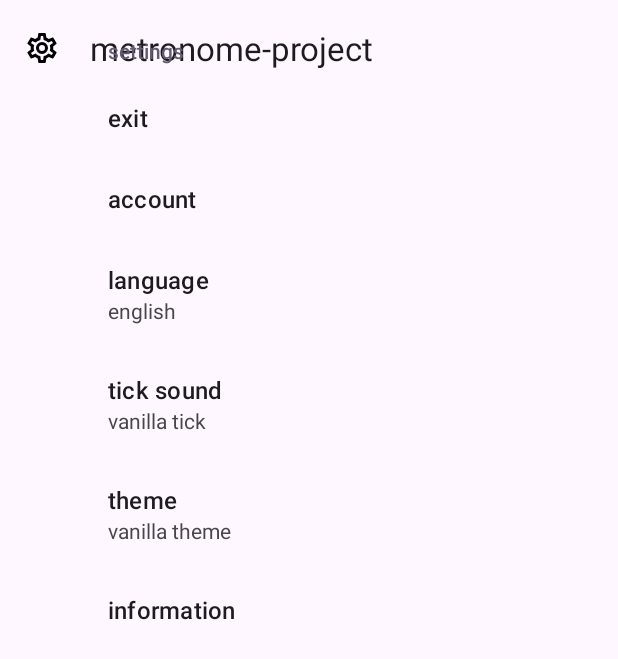
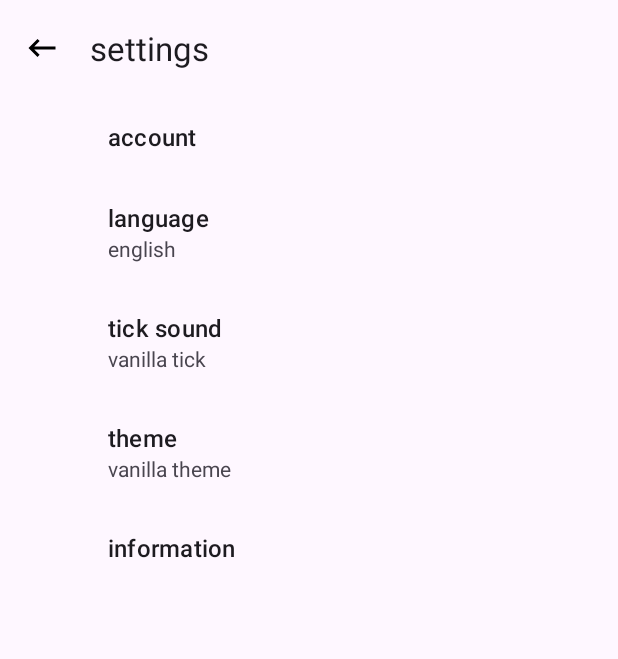
Before and after one commit to shuevalov/metronome-project, an Android app: the SettingsFragment screen opened through its navigation route, on a phone screen of 412 x 824 dp. Shown: the top 659 px of the screen. Run offline under Robolectric (Android 15) with nearby library versions, the phone set to English and light mode, and no system bars; our stand-ins replace androidx.preference, navigation-ui.

Commit message:
toolbar is fixed main metronome ui is updated bpm is saved in prefs now bpm buttons are broken now + some dumb necessary-for-coursework experiments

```diff
--- /dev/null
+++ b/app/src/main/java/ru/shuevalov/metronome_project/BpmViewModel.kt
@@ -0,0 +1,11 @@
+package ru.shuevalov.metronome_project
+
+import androidx.lifecycle.MutableLiveData
+import androidx.lifecycle.ViewModel
+
+// я хуй знает как сюда присобачить хоть какой то арх паттерн ну
+class BpmViewModel : ViewModel() {
+    val currentBpm: MutableLiveData<Long> by lazy {
+        MutableLiveData<Long>()
+    }
+}
--- a/app/src/main/java/ru/shuevalov/metronome_project/MainActivity.kt
+++ b/app/src/main/java/ru/shuevalov/metronome_project/MainActivity.kt
@@ -2,11 +2,17 @@ package ru.shuevalov.metronome_project
 
 import android.os.Bundle
 import android.util.Log
+import android.view.View
 import androidx.appcompat.app.AppCompatActivity
 import androidx.appcompat.widget.Toolbar
+import androidx.fragment.app.Fragment
 import androidx.navigation.NavController
 import androidx.navigation.findNavController
 import androidx.navigation.fragment.NavHostFragment
+import androidx.navigation.ui.AppBarConfiguration
+import androidx.navigation.ui.NavigationUI
+import androidx.navigation.ui.setupActionBarWithNavController
+import androidx.navigation.ui.setupWithNavController
 import ru.shuevalov.metronome_project.databinding.ActivityMainBinding
 import ru.shuevalov.metronome_project.fragments.MainMetronomeFragment
 import ru.shuevalov.metronome_project.fragments.SettingsFragment
@@ -19,19 +25,25 @@ class MainActivity : AppCompatActivity() {
         super.onCreate(savedInstanceState)
         binding = ActivityMainBinding.inflate(layoutInflater)
         setContentView(binding.root)
-        setSupportActionBar(binding.toolbar)
 
         val navHostFragment = supportFragmentManager.findFragmentById(R.id.main_frag_container) as NavHostFragment
         val navController = navHostFragment.navController
 
+//        supportFragmentManager.beginTransaction().add(R.id.main_frag_container, MainMetronomeFragment()).commit()
 
-        binding.toolbar.setNavigationOnClickListener {
-            navController.navigate(R.id.action_mainMetronomeFragment_to_settingsFragment)
-        }
+//        val appBarConfiguration = AppBarConfiguration(navController.graph)
+//
+//        binding.toolbar.setupWithNavController(navController, appBarConfiguration)
+
+//        setSupportActionBar(binding.toolbar)
+
+
+
+//        binding.toolbar.setNavigationOnClickListener {
+//            navController.navigate(R.id.action_mainMetronomeFragment_to_settingsFragment)
+//        }
 
 //        val navGraph = navController.navInflater.inflate(R.navigation.main_nav_graph)
 
-
-
     }
 }
--- a/app/src/main/java/ru/shuevalov/metronome_project/fragments/MainMetronomeFragment.kt
+++ b/app/src/main/java/ru/shuevalov/metronome_project/fragments/MainMetronomeFragment.kt
@@ -1,16 +1,27 @@
 package ru.shuevalov.metronome_project.fragments
 
+import android.content.Context.MODE_PRIVATE
+import android.content.SharedPreferences
 import android.os.Bundle
 import android.util.Log
 import android.view.LayoutInflater
 import android.view.View
 import android.view.ViewGroup
+import androidx.appcompat.app.AppCompatActivity
+import androidx.appcompat.widget.Toolbar
 import androidx.fragment.app.Fragment
+import androidx.fragment.app.viewModels
+import androidx.lifecycle.Observer
 import androidx.lifecycle.lifecycleScope
+import androidx.navigation.Navigation
+import androidx.navigation.fragment.NavHostFragment
+import androidx.navigation.fragment.findNavController
+import com.google.android.material.appbar.MaterialToolbar
 import kotlinx.coroutines.Job
 import kotlinx.coroutines.cancelAndJoin
 import kotlinx.coroutines.delay
 import kotlinx.coroutines.launch
+import ru.shuevalov.metronome_project.BpmViewModel
 import ru.shuevalov.metronome_project.R
 import ru.shuevalov.metronome_project.databinding.MainMetronomeFragmentBinding
 import ru.shuevalov.metronome_project.models.Tick
@@ -19,20 +30,19 @@ class MainMetronomeFragment : Fragment(R.layout.main_metronome_fragment) {
 
     private lateinit var binding: MainMetronomeFragmentBinding
     private lateinit var tick: Tick
-
-    private val MY_TAG: String = "MainMetronomeFragment"
-    private var bpm: Long = 0L
-    // bpm into millis
-    private var delayBpm: Long = 0L
+    private lateinit var bpmObserver: Observer<Long>
+    private val bpmVM: BpmViewModel by viewModels()
     private var job: Job? = null
+    private lateinit var prefs: SharedPreferences
 
     override fun onCreateView(
         inflater: LayoutInflater,
         container: ViewGroup?,
         savedInstanceState: Bundle?
     ): View {
-
         binding = MainMetronomeFragmentBinding.inflate(inflater, container, false)
+        prefs = requireActivity().getSharedPreferences("file", MODE_PRIVATE)
+        bpmVM.currentBpm.value = prefs.getLong("bpm", 30)
         tick = Tick(context, R.raw.vanilla_tick)
 
         var isTicking: Boolean = false
@@ -42,9 +52,9 @@ class MainMetronomeFragment : Fragment(R.layout.main_metronome_fragment) {
                 job = lifecycleScope.launch {
                     isTicking = true
                     while (true) {
-                        Log.d(MY_TAG, "TICK")
+                        //Log.d(MY_TAG, "TICK")
                         tick.play()
-                        delay(delayBpm)
+                        delay(60000 / bpmVM.currentBpm.value!!)
                     }
                 }
             } else {
@@ -56,39 +66,57 @@ class MainMetronomeFragment : Fragment(R.layout.main_metronome_fragment) {
         }
 
         binding.bpmPicker.apply {
-            minValue = 1
+            minValue = 30
             maxValue = 300
+            wrapSelectorWheel = false
+
+            bpmObserver = Observer { newBpm ->
+                if (newBpm.toInt() != value) value = newBpm.toInt()
+            }
+            bpmVM.currentBpm.observeForever(bpmObserver)
+
             setOnValueChangedListener { picker, oldVal, newVal ->
-                setBpm(newVal.toLong())
+                bpmVM.currentBpm.value = newVal.toLong()
             }
             setOnLongClickListener {
                 TODO("input a value, with dialog fragment i guess")
             }
-
         }
         binding.minusOneButton.setOnClickListener {
-            setBpm(bpm - 1)
+            bpmVM.currentBpm.value!!.plus(1)
         }
         binding.minusTenButton.setOnClickListener {
-            setBpm(bpm - 10)
+            bpmVM.currentBpm.value!!.plus(10)
         }
         binding.plusOneButton.setOnClickListener {
-            setBpm(bpm + 1)
+            bpmVM.currentBpm.value!!.minus(1)
         }
         binding.plusTenButton.setOnClickListener {
-            setBpm(bpm + 10)
+            bpmVM.currentBpm.value!!.minus(10)
         }
-
-
-        setBpm(60L)
+        //setBpm(60L)
         return binding.root
     }
 
-    private fun setBpm(input: Long) {
-        bpm = input
-        delayBpm = (60000L / bpm) //- 50 // temporary
-        if (bpm.toInt() != binding.bpmPicker.value) {
-            binding.bpmPicker.value = bpm.toInt()
+
+    override fun onPause() {
+        super.onPause()
+        prefs.edit().putLong("bpm", bpmVM.currentBpm.value!!).apply()
+    }
+    override fun onViewCreated(view: View, savedInstanceState: Bundle?) {
+        super.onViewCreated(view, savedInstanceState)
+//        Log.d("RRR", "before set nav")
+
+        val toolbar = activity?.findViewById<Toolbar>(R.id.toolbar)
+        (activity as AppCompatActivity).setSupportActionBar(toolbar)
+
+        toolbar?.apply {
+            setTitle("metronome")
+            setNavigationIcon(R.drawable.ic_settings)
+            setNavigationOnClickListener {
+                findNavController().navigate(R.id.action_mainMetronomeFragment_to_settingsFragment)
+            }
         }
+//        Log.d("RRR", "after set nav")
     }
 }
--- a/app/src/main/java/ru/shuevalov/metronome_project/fragments/SettingsFragment.kt
+++ b/app/src/main/java/ru/shuevalov/metronome_project/fragments/SettingsFragment.kt
@@ -5,39 +5,32 @@ import android.view.LayoutInflater
 import android.view.View
 import android.widget.FrameLayout
 import android.widget.LinearLayout
+import androidx.appcompat.app.AppCompatActivity
+import androidx.appcompat.widget.Toolbar
 import androidx.navigation.NavController
 import androidx.navigation.fragment.NavHostFragment
 import androidx.navigation.fragment.findNavController
 import androidx.preference.Preference
 import androidx.preference.PreferenceFragmentCompat
 import com.google.android.material.appbar.MaterialToolbar
+import ru.shuevalov.metronome_project.MainActivity
 import ru.shuevalov.metronome_project.R
 
 class SettingsFragment : PreferenceFragmentCompat() {
     override fun onViewCreated(view: View, savedInstanceState: Bundle?) {
         super.onViewCreated(view, savedInstanceState)
-        val toolbar = view.findViewById<MaterialToolbar>(R.id.toolbar)
-//        toolbar.navigationIcon =
-//        set icon
+        val toolbar = activity?.findViewById<Toolbar>(R.id.toolbar)
+        (activity as AppCompatActivity).setSupportActionBar(toolbar)
 
-        val navController = findNavController()
-
-        // дальше не работает нужно разобраться
-//        toolbar.setNavigationOnClickListener {
-//            navController.navigate(R.id.action_settingsFragment_to_mainMetronomeFragment)
-//        }
+        toolbar?.apply {
+            setTitle("settings")
+            setNavigationIcon(R.drawable.ic_back)
+            setNavigationOnClickListener {
+                findNavController().navigate(R.id.action_settingsFragment_to_mainMetronomeFragment)
+            }
+        }
     }
     override fun onCreatePreferences(savedInstanceState: Bundle?, rootKey: String?) {
         setPreferencesFromResource(R.xml.prefs, rootKey)
-
-        val exitButton = preferenceManager.findPreference<Preference>("exit")
-//        exitButton?.setOnPreferenceClickListener {
-//            parentFragmentManager.beginTransaction()
-//                .replace(R.id.main_frag_container, MainMetronomeFragment())
-//                .commit()
-//            return@setOnPreferenceClickListener true
-//        }
-
-
     }
 }
--- /dev/null
+++ b/app/src/main/res/drawable/ic_back.xml
@@ -0,0 +1,9 @@
+<vector xmlns:android="http://schemas.android.com/apk/res/android"
+    android:width="24dp"
+    android:height="24dp"
+    android:viewportWidth="24"
+    android:viewportHeight="24">
+  <path
+      android:fillColor="#FF000000"
+      android:pathData="M21,11H6.83L10.41,7.41L9,6L3,12L9,18L10.41,16.58L6.83,13H21V11Z"/>
+</vector>
--- a/app/src/main/res/layout/activity_main.xml
+++ b/app/src/main/res/layout/activity_main.xml
@@ -13,22 +13,25 @@
         android:layout_width="match_parent"
         android:layout_height="wrap_content">
 
-        <com.google.android.material.appbar.MaterialToolbar
+        <androidx.appcompat.widget.Toolbar
             android:id="@+id/toolbar"
             android:layout_width="match_parent"
             android:layout_height="?attr/actionBarSize"
+            android:visibility="visible"
+            app:menu="@menu/menu_tool_bar"
             app:navigationIcon="@drawable/ic_settings"
-            app:menu="@menu/menu_tool_bar">
-
-        </com.google.android.material.appbar.MaterialToolbar>
+            app:title="metronome">
+        </androidx.appcompat.widget.Toolbar>
 
     </com.google.android.material.appbar.AppBarLayout>
 
     <androidx.fragment.app.FragmentContainerView
+
         android:id="@+id/main_frag_container"
         android:name="androidx.navigation.fragment.NavHostFragment"
         android:layout_width="match_parent"
         android:layout_height="match_parent"
+        android:layout_marginTop="?attr/actionBarSize"
         app:defaultNavHost="true"
         app:navGraph="@navigation/main_nav_graph">
 
--- a/app/src/main/res/values/dimen.xml
+++ b/app/src/main/res/values/dimen.xml
@@ -1,5 +1,5 @@
 <?xml version="1.0" encoding="utf-8"?>
 <resources>
-    <dimen name="plus_buttons_side_dimen">40dp</dimen>
-    <dimen name="plus_buttons_up_down_dimen">32dp</dimen>
+    <dimen name="plus_buttons_side_dimen">32dp</dimen>
+    <dimen name="plus_buttons_up_down_dimen">-16dp</dimen>
 </resources>
--- a/app/src/main/res/xml/prefs.xml
+++ b/app/src/main/res/xml/prefs.xml
@@ -2,14 +2,6 @@
 <androidx.preference.PreferenceScreen
     xmlns:android="http://schemas.android.com/apk/res/android"
     xmlns:app="http://schemas.android.com/apk/res-auto">
-
-    <PreferenceCategory
-        android:title="settings">
-
-        <Preference
-            android:key="exit"
-            android:title="exit"
-            android:widgetLayout="@layout/exit_settings_button"/>
 
     <Preference
         android:key="account"
@@ -48,6 +40,4 @@
         android:title="information"
         app:allowDividerAbove="true"/>
 
-    </PreferenceCategory>
-
 </androidx.preference.PreferenceScreen>
--- a/build.gradle.kts
+++ b/build.gradle.kts
@@ -2,4 +2,5 @@
 plugins {
     alias(libs.plugins.androidApplication) apply false
     alias(libs.plugins.jetbrainsKotlinAndroid) apply false
+    id("androidx.room") version "2.6.1" apply false
 }
--- a/gradle/libs.versions.toml
+++ b/gradle/libs.versions.toml
@@ -1,5 +1,5 @@
 [versions]
-agp = "8.3.2"
+agp = "8.4.0"
 kotlin = "1.9.0"
 coreKtx = "1.12.0"
 junit = "4.13.2"
```
Also changed, not shown: app/build.gradle.kts (+13 -0 lines), app/src/main/java/ru/shuevalov/metronome_project/fragments/AuthorizationFragment.kt (added, +8 -0 lines), app/src/main/res/layout/exit_settings_button.xml (deleted, +0 -8 lines), app/src/main/res/layout/main_metronome_fragment.xml (+19 -17 lines), app/src/main/res/layout/side_menu.xml (deleted, +0 -18 lines), gradle/wrapper/gradle-wrapper.properties. Lines whose indentation alone changed are shown as unchanged.
